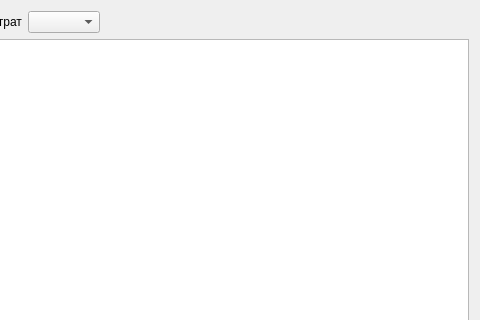
Above: formcost.ui from Sergeyego/econom before the change; both pictures show x 286 to 766 and y 0 to 320 of the 766 by 645 pixel window. Below: the same form after it.
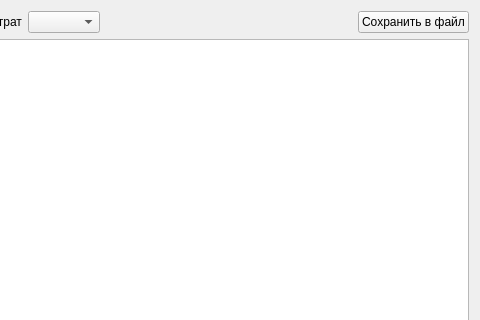
That is the form after the change. Custom widgets are drawn as their Qt base class.

Diff of the .ui file:
```diff
--- a/formcost.ui
+++ b/formcost.ui
@@ -49,6 +49,13 @@
        </property>
       </spacer>
      </item>
+     <item>
+      <widget class="QPushButton" name="pushButtonSave">
+       <property name="text">
+        <string>Сохранить в файл</string>
+       </property>
+      </widget>
+     </item>
     </layout>
    </item>
    <item>
```
